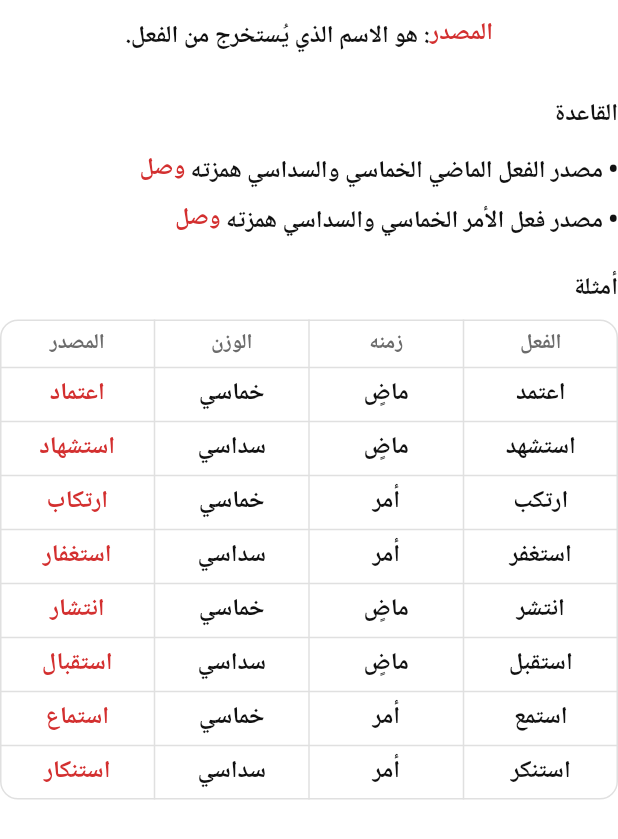
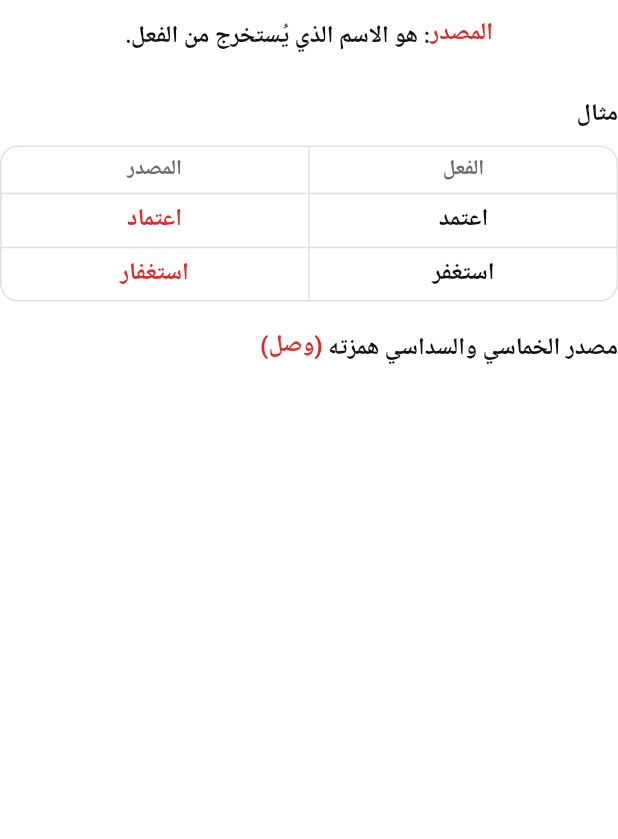
Before and after one commit to alansaria2026/imlaa-app, a Flutter app: the MasdarRule widget shown alone on an empty page, opened directly, on a phone screen of 412 x 824 dp. Shown: the top 839 px of the screen. Run offline on Flutter 3.47's test engine with Material 3 defaults, Android fonts, the phone set to English and light mode, and no system bars; our stand-ins replace audioplayers, flutter_tts, shared_preferences; accounts and stored records are empty.

Commit message:
صفحة المصدر بجدول صاحب التطبيق
التعريف، ثم «مثال» بجدول من عمودين (الفعل، المصدر): اعتمد اعتماد،
استغفر استغفار، ثم «مصدر الخماسي والسداسي همزته (وصل)». حُذف جدول
الأمثلة الثمانية وسطرا القاعدة السابقان، وعُدّل النص المنطوق.

Co-Authored-By: Claude Opus 5.5 <noreply@anthropic.com>
Claude-Session: https://claude.ai/code/session_01BAinzYqS5R5ExmFrcB2fYo

```diff
--- a/lib/data/hamza_lesson.dart
+++ b/lib/data/hamza_lesson.dart
@@ -385,17 +385,8 @@ const masdarPairs = [
   ('استنتج', 'استنتاج'),
 ];
 
-/// أمثلة المصدر في الكتاب: (الفعل، زمنه، وزنه، مصدره).
-const masdarExamples = [
-  ('اعتمد', Tense.past, _w5, 'اعتماد'),
-  ('استشهد', Tense.past, _w6, 'استشهاد'),
-  ('ارتكب', Tense.imperative, _w5, 'ارتكاب'),
-  ('استغفر', Tense.imperative, _w6, 'استغفار'),
-  ('انتشر', Tense.past, _w5, 'انتشار'),
-  ('استقبل', Tense.past, _w6, 'استقبال'),
-  ('استمع', Tense.imperative, _w5, 'استماع'),
-  ('استنكر', Tense.imperative, _w6, 'استنكار'),
-];
+/// مثال المصدر (جدول صاحب التطبيق): (الفعل، مصدره).
+const masdarExamples = [('اعتمد', 'اعتماد'), ('استغفر', 'استغفار')];
 
 /// اسم مشابه للمصدر ليس مصدرًا (استشعر ← مستشعر) خيارًا خاطئًا.
 String masdarDistractor(String verb) => 'م${verb.substring(1)}';
--- a/lib/lesson/hamza_lesson_pages.dart
+++ b/lib/lesson/hamza_lesson_pages.dart
@@ -203,9 +203,8 @@ List<LessonPageSpec> buildHamzaLessonPages([Random? random]) {
       heading: 'همزة القطع وهمزة الوصل في الأسماء',
       rule: const MasdarRule(),
       speech:
-          'المصدرُ هو الاسمُ الذي يُستخرَجُ من الفعلِ. ومصدرُ الفعلِ '
-          'الماضي الخماسيِّ والسداسيِّ همزتُه وصلٌ، وكذلك مصدرُ فعلِ الأمرِ '
-          'الخماسيِّ والسداسيِّ.',
+          'المصدرُ هو الاسمُ الذي يُستخرَجُ من الفعلِ، مثلُ: اعتمدَ اعتمادٌ، '
+          'واستغفرَ استغفارٌ. ومصدرُ الخماسيِّ والسداسيِّ همزتُه وصلٌ.',
       hint: 'مصدر الخماسي والسداسي يبدأ بهمزة وصل: مصدر اعتمد «اعتماد».',
     ),
     LessonPageSpec(
--- a/lib/lesson/hamza_rule_content.dart
+++ b/lib/lesson/hamza_rule_content.dart
@@ -778,7 +778,7 @@ class VerbComboExample extends StatelessWidget {
   );
 }
 
-/// ص ٤١–٤٤: المصدر وهمزته.
+/// ص ٤١–٤٤: المصدر وهمزته، بجدول صاحب التطبيق: التعريف، ثم المثال، ثم القاعدة.
 class MasdarRule extends StatelessWidget {
   const MasdarRule({super.key});
 
@@ -811,41 +811,31 @@ class MasdarRule extends StatelessWidget {
                 style: t.titleMedium?.copyWith(fontWeight: FontWeight.w700),
               ),
             ),
-            const _Heading('القاعدة'),
-            for (final tense in ['الفعل الماضي', 'فعل الأمر'])
-              _Line(
-                TextSpan(
-                  children: [
-                    TextSpan(text: '• مصدر $tense الخماسي والسداسي همزته '),
-                    _colored('وصل', hamzaColor(Hamza.wasl)),
-                  ],
-                ),
-              ),
-            const _Heading('أمثلة'),
+            const _Heading('مثال'),
             Table(
               border: TableBorder.all(
                 color: AppColors.line,
                 borderRadius: BorderRadius.circular(12),
               ),
               children: [
-                TableRow(
-                  children: [
-                    c('الفعل', head),
-                    c('زمنه', head),
-                    c('الوزن', head),
-                    c('المصدر', head),
-                  ],
-                ),
-                for (final (verb, tense, weight, masdar) in masdarExamples)
+                TableRow(children: [c('الفعل', head), c('المصدر', head)]),
+                for (final (verb, masdar) in masdarExamples)
                   TableRow(
                     children: [
                       c(verb, cell),
-                      c(tense == Tense.past ? 'ماضٍ' : 'أمر', cell),
-                      c(weight.label, cell),
                       c(masdar, cell?.copyWith(color: AppColors.al)),
                     ],
                   ),
               ],
+            ),
+            const SizedBox(height: 14),
+            _Line(
+              TextSpan(
+                children: [
+                  const TextSpan(text: 'مصدر الخماسي والسداسي همزته '),
+                  _colored('(وصل)', hamzaColor(Hamza.wasl)),
+                ],
+              ),
             ),
           ],
         );
```
